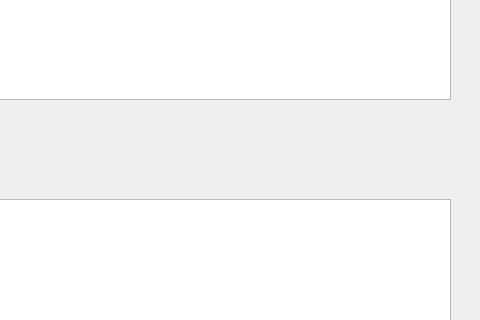
The window that ui/stats.ui (lishan666/wordstats) describes before a commit, drawn with Qt 5; both pictures show x 440 to 920 and y 304 to 624 of the 920 by 821 pixel window.
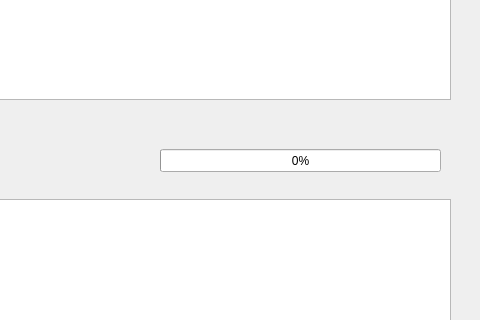
The same window after the commit.

The edit to the form file:
```diff
--- a/ui/stats.ui
+++ b/ui/stats.ui
@@ -106,6 +106,19 @@
      <string>部分统计结果展示</string>
     </property>
    </widget>
+   <widget class="QProgressBar" name="progressBar">
+    <property name="geometry">
+     <rect>
+      <x>600</x>
+      <y>430</y>
+      <width>281</width>
+      <height>23</height>
+     </rect>
+    </property>
+    <property name="value">
+     <number>0</number>
+    </property>
+   </widget>
   </widget>
   <widget class="QMenuBar" name="menubar">
    <property name="geometry">
```
